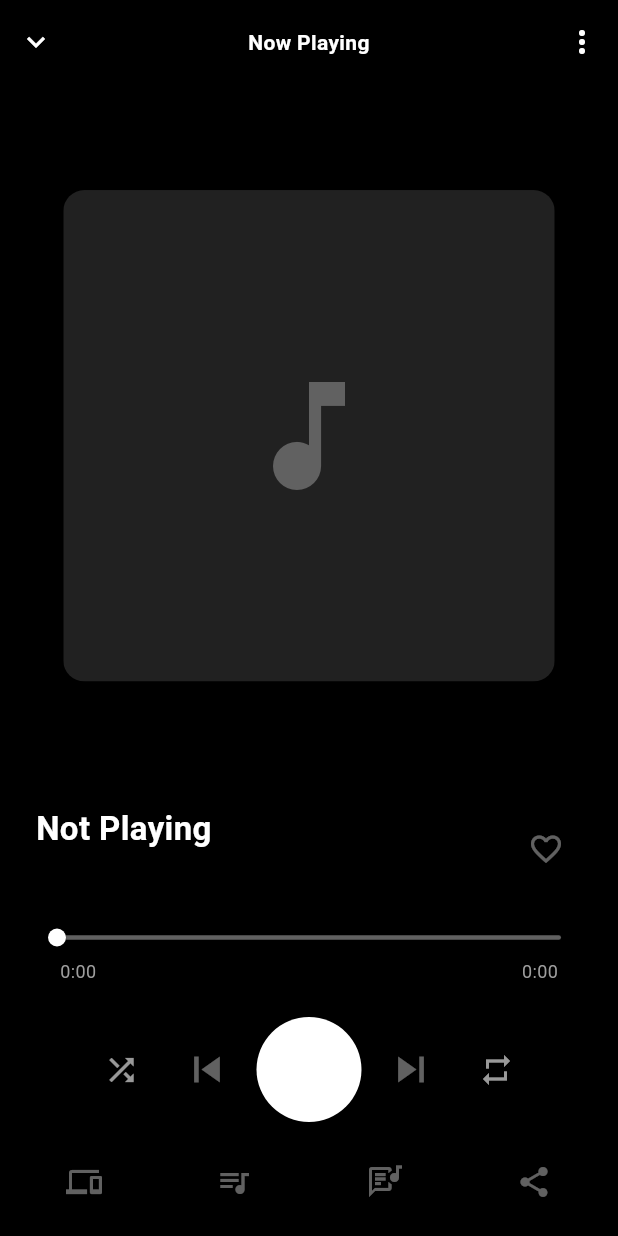
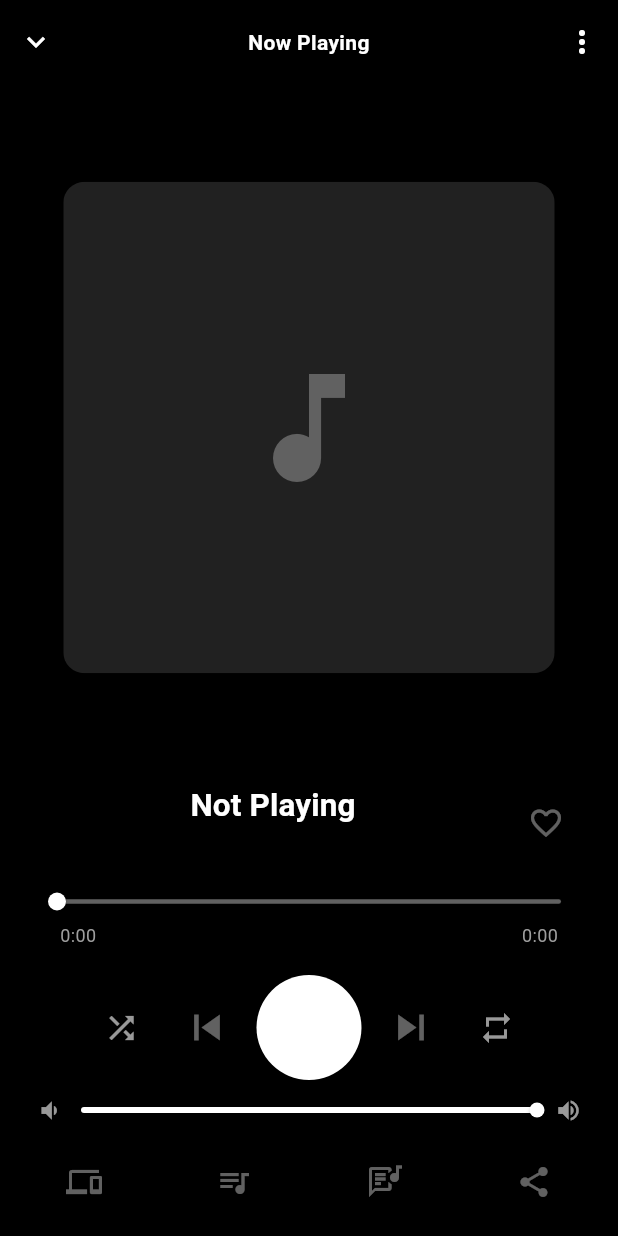
Before and after one commit to ZhiH2333/SicBy, a Flutter app: the NowPlayingScreen screen opened directly, on a phone screen of 412 x 824 dp. Run offline on Flutter 3.47's test engine with Material 3 defaults, Android fonts, the phone set to English and light mode, and no system bars; our stand-ins replace file_picker, flutter_riverpod, just_audio, shared_preferences; accounts and stored records are empty.

Commit message:
🔧 chore(ui): polish now playing motion and t
What changed:
- Added subtle text and control transitions plus a compact volume row.
- Tuned typography and spacing for tighter, Spotify-like hierarchy.

Why it was necessary:
- Motion and spacing needed refinement without redesigning layout.

What it fixes/enables:
- Smoother state changes and clearer visual rhythm while keeping controls functional.

```diff
--- a/lib/ui/screens/now_playing_screen.dart
+++ b/lib/ui/screens/now_playing_screen.dart
@@ -263,31 +263,39 @@ class _NowPlayingScreenState extends ConsumerState<NowPlayingScreen> {
                               ),
                       ),
                     ),
-                    const SizedBox(height: 20),
+                    const SizedBox(height: 16),
                     Row(
                       children: [
                         Expanded(
+                          child: AnimatedSwitcher(
+                            duration: const Duration(milliseconds: 220),
+                            switchInCurve: Curves.easeOut,
+                            switchOutCurve: Curves.easeIn,
                             child: Column(
+                              key: ValueKey(track?.id ?? 'empty'),
                               crossAxisAlignment: CrossAxisAlignment.start,
                               children: [
                                 Text(
                                   track?.title ?? 'Not Playing',
                                   style: const TextStyle(
-                                  fontSize: 22,
-                                  fontWeight: FontWeight.bold,
+                                    fontSize: 21,
+                                    fontWeight: FontWeight.w700,
+                                    letterSpacing: 0.1,
                                   ),
                                   maxLines: 2,
                                   overflow: TextOverflow.ellipsis,
                                 ),
-                              const SizedBox(height: 6),
+                                const SizedBox(height: 4),
                                 Text(
                                   track?.artistName ?? '',
                                   style: TextStyle(
-                                  fontSize: 14,
+                                    fontSize: 13,
+                                    letterSpacing: 0.2,
                                     color: Colors.white.withAlpha(153),
                                   ),
                                 ),
                               ],
+                            ),
                           ),
                         ),
                         IconButton(
@@ -309,7 +317,7 @@ class _NowPlayingScreenState extends ConsumerState<NowPlayingScreen> {
                         ),
                       ],
                     ),
-                    const SizedBox(height: 16),
+                    const SizedBox(height: 12),
                     _SeekBar(
                       position: playbackState.position,
                       duration:
@@ -326,7 +334,7 @@ class _NowPlayingScreenState extends ConsumerState<NowPlayingScreen> {
                         playbackController.seekTo(percent);
                       },
                     ),
-                    const SizedBox(height: 22),
+                    const SizedBox(height: 18),
                     LayoutBuilder(
                       builder: (context, constraints) {
                         final centerSize = min(
@@ -370,14 +378,30 @@ class _NowPlayingScreenState extends ConsumerState<NowPlayingScreen> {
                               child: IconButton(
                                 iconSize: iconSize,
                                 color: Colors.black,
-                                icon:
+                                icon: AnimatedSwitcher(
+                                  duration: const Duration(milliseconds: 160),
+                                  transitionBuilder: (child, animation) {
+                                    return FadeTransition(
+                                      opacity: animation,
+                                      child: ScaleTransition(
+                                        scale: Tween<double>(
+                                          begin: 0.92,
+                                          end: 1.0,
+                                        ).animate(animation),
+                                        child: child,
+                                      ),
+                                    );
+                                  },
+                                  child:
                                       playbackState.isBuffering ||
                                           playbackState.downloadStatus ==
                                               DownloadStatus.downloading
                                       ? SizedBox(
+                                          key: const ValueKey('loading'),
                                           width: iconSize,
                                           height: iconSize,
-                                        child: const CircularProgressIndicator(
+                                          child:
+                                              const CircularProgressIndicator(
                                                 strokeWidth: 2,
                                                 color: Colors.black,
                                               ),
@@ -386,6 +410,12 @@ class _NowPlayingScreenState extends ConsumerState<NowPlayingScreen> {
                                           playbackState.isPlaying
                                               ? Icons.pause
                                               : Icons.play_arrow,
+                                          key: ValueKey(
+                                            playbackState.isPlaying
+                                                ? 'pause'
+                                                : 'play',
+                                          ),
+                                        ),
                                 ),
                                 onPressed:
                                     track != null &&
@@ -425,7 +455,12 @@ class _NowPlayingScreenState extends ConsumerState<NowPlayingScreen> {
                         );
                       },
                     ),
-                    const SizedBox(height: 12),
+                    const SizedBox(height: 8),
+                    _VolumeRow(
+                      value: playbackState.volume,
+                      onChanged: playbackController.setVolume,
+                    ),
+                    const SizedBox(height: 8),
                     BottomActionBar(
                       track: track,
                       showLyrics: _showLyrics,
@@ -744,3 +779,35 @@ class _SeekBar extends StatelessWidget {
     return '$minutes:${seconds.toString().padLeft(2, '0')}';
   }
 }
+
+class _VolumeRow extends StatelessWidget {
+  const _VolumeRow({required this.value, required this.onChanged});
+
+  final double value;
+  final ValueChanged<double> onChanged;
+
+  @override
+  Widget build(BuildContext context) {
+    return Row(
+      children: [
+        Icon(Icons.volume_down, size: 18, color: Colors.white.withAlpha(153)),
+        Expanded(
+          child: SliderTheme(
+            data: SliderTheme.of(context).copyWith(
+              trackHeight: 2,
+              thumbShape: const RoundSliderThumbShape(enabledThumbRadius: 5),
+              overlayShape: const RoundSliderOverlayShape(overlayRadius: 12),
+            ),
+            child: Slider(
+              value: value.clamp(0.0, 1.0),
+              onChanged: onChanged,
+              activeColor: Colors.white,
+              inactiveColor: Colors.grey[700],
+            ),
+          ),
+        ),
+        Icon(Icons.volume_up, size: 18, color: Colors.white.withAlpha(153)),
+      ],
+    );
+  }
+}
```
Lines whose indentation alone changed are shown as unchanged.
